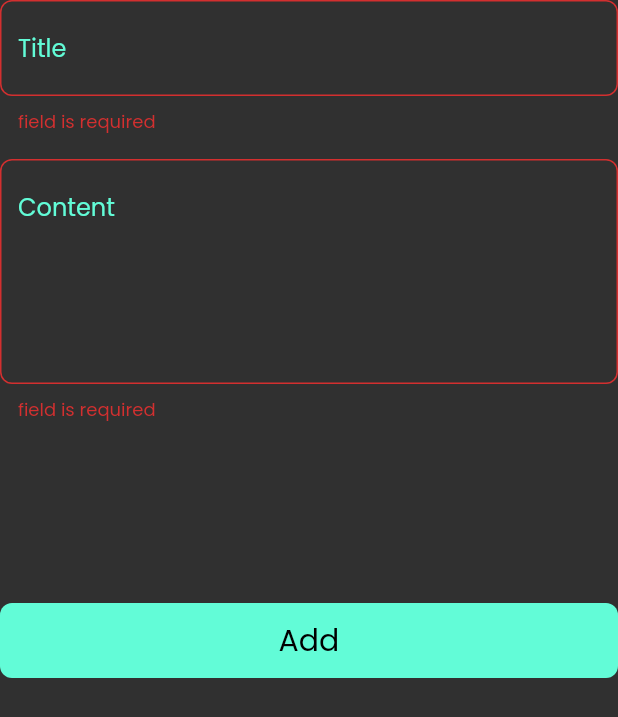
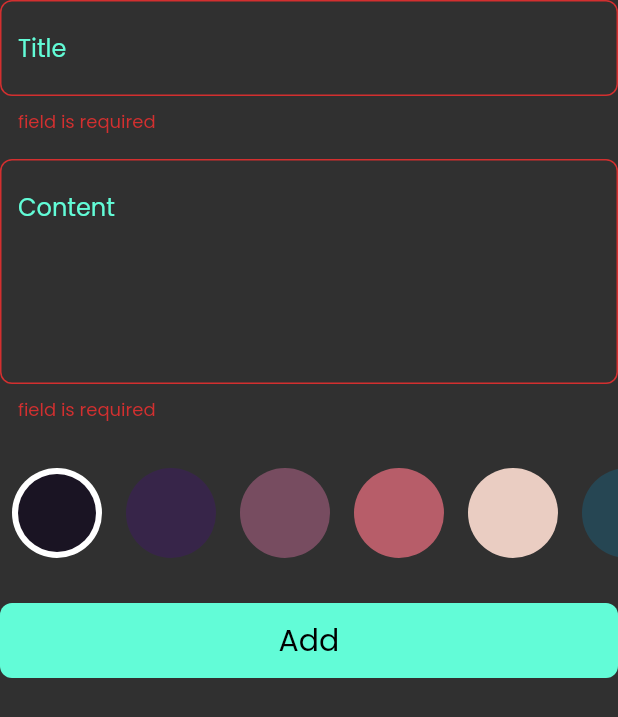
Before and after one commit to yousefmontash/notes_app, a Flutter app: the AddNoteForm widget shown alone on an empty page, opened directly, after a tap on "Add", on a phone screen of 412 x 824 dp. Shown: the top 717 px of the screen. Run offline on Flutter 3.47's test engine with Material 2 defaults, Android fonts, the phone set to English and light mode, and no system bars; our stand-ins replace bloc, flutter_bloc, font_awesome_flutter, hive, hive_flutter; accounts and stored records are empty.

Commit message:
create color list

```diff
--- a/lib/widgets/add_note_form.dart
+++ b/lib/widgets/add_note_form.dart
@@ -3,6 +3,7 @@ import 'package:flutter_bloc/flutter_bloc.dart';
 import 'package:intl/intl.dart';
 import 'package:notes_app/cubits/add_note_cubit/add_note_cubit.dart';
 import 'package:notes_app/models/note_model.dart';
+import 'package:notes_app/widgets/color_list_view.dart';
 
 import 'package:notes_app/widgets/custom_add_note_button.dart';
 import 'package:notes_app/widgets/custom_text_field.dart';
@@ -46,26 +47,14 @@ class _AddNoteFormState extends State<AddNoteForm> {
           ),
           const SizedBox(
             height: 120,
+            child: ColorListView(),
           ),
           BlocBuilder<AddNoteCubit, AddNoteState>(
             builder: (context, state) {
               return CustomAddNoteButton(
                 isLoading: state is AddNoteLoading ? true : false,
                 onTap: () {
-                  if (formKey.currentState!.validate()) {
-                    formKey.currentState!.save();
-                    NoteModel note = NoteModel(
-                        color: Colors.red.value,
-                        title: title!,
-                        content: content!,
-                        date: DateFormat.yMMMd()
-                            .format(DateTime.now())
-                            .toString());
-                    BlocProvider.of<AddNoteCubit>(context).addNote(note);
-                  } else {
-                    autovalidateMode = AutovalidateMode.always;
-                    setState(() {});
-                  }
+                  onTapAddNote(context);
                 },
               );
             },
@@ -74,4 +63,19 @@ class _AddNoteFormState extends State<AddNoteForm> {
       ),
     );
   }
+
+  void onTapAddNote(BuildContext context) {
+    if (formKey.currentState!.validate()) {
+      formKey.currentState!.save();
+      NoteModel note = NoteModel(
+          color: Colors.red.value,
+          title: title!,
+          content: content!,
+          date: DateFormat.yMMMd().format(DateTime.now()).toString());
+      BlocProvider.of<AddNoteCubit>(context).addNote(note);
+    } else {
+      autovalidateMode = AutovalidateMode.always;
+      setState(() {});
+    }
+  }
 }
--- /dev/null
+++ b/lib/widgets/color_item.dart
@@ -0,0 +1,24 @@
+import 'package:flutter/material.dart';
+
+class ColorItem extends StatelessWidget {
+  const ColorItem({super.key, required this.chosed, required this.color});
+  final bool chosed;
+  final Color color;
+
+  @override
+  Widget build(BuildContext context) {
+    return chosed
+        ? CircleAvatar(
+            radius: 30,
+            backgroundColor: Colors.white,
+            child: CircleAvatar(
+              radius: 26,
+              backgroundColor: color,
+            ),
+          )
+        : CircleAvatar(
+            radius: 30,
+            backgroundColor: color,
+          );
+  }
+}
--- /dev/null
+++ b/lib/widgets/color_list_view.dart
@@ -0,0 +1,49 @@
+import 'package:flutter/material.dart';
+import 'package:notes_app/widgets/color_item.dart';
+
+class ColorListView extends StatefulWidget {
+  const ColorListView({super.key});
+
+  @override
+  State<ColorListView> createState() => _ColorListViewState();
+}
+
+class _ColorListViewState extends State<ColorListView> {
+  int currentIndex = 0;
+  @override
+  Widget build(BuildContext context) {
+    //int currentIndex = 0; the difference between this location and the one above it is that every build will put the variable with zero.
+    return ListView.builder(
+      itemBuilder: (context, index) {
+        return Padding(
+          padding: const EdgeInsets.symmetric(horizontal: 8),
+          child: GestureDetector(
+            onTap: () {
+              currentIndex = index;
+              setState(() {});
+            },
+            child: ColorItem(
+              color: colors[index],
+              chosed: currentIndex == index,
+            ),
+          ),
+        );
+      },
+      itemCount: colors.length,
+      scrollDirection: Axis.horizontal,
+    );
+  }
+}
+
+List<Color> colors = const [
+  Color(0xff1A1423),
+  Color(0xff372549),
+  Color(0xff774C60),
+  Color(0xffB75D69),
+  Color(0xffEACDC2),
+  Color(0xff264653),
+  Color(0xff2A9D8F),
+  Color(0xffE9C46A),
+  Color(0xffF4A261),
+  Color(0xffE76F51),
+];
```
